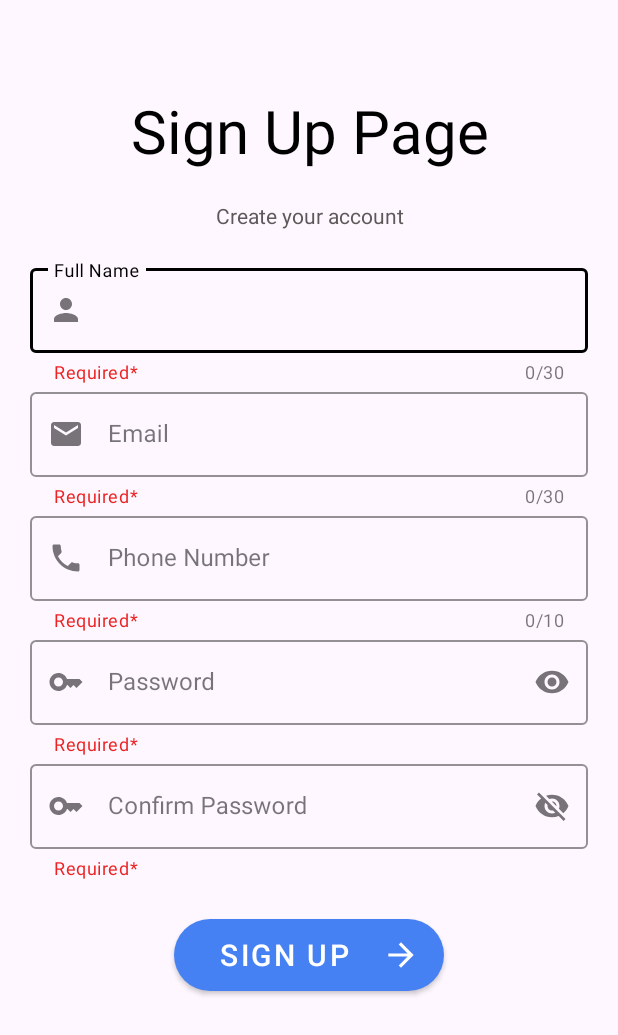
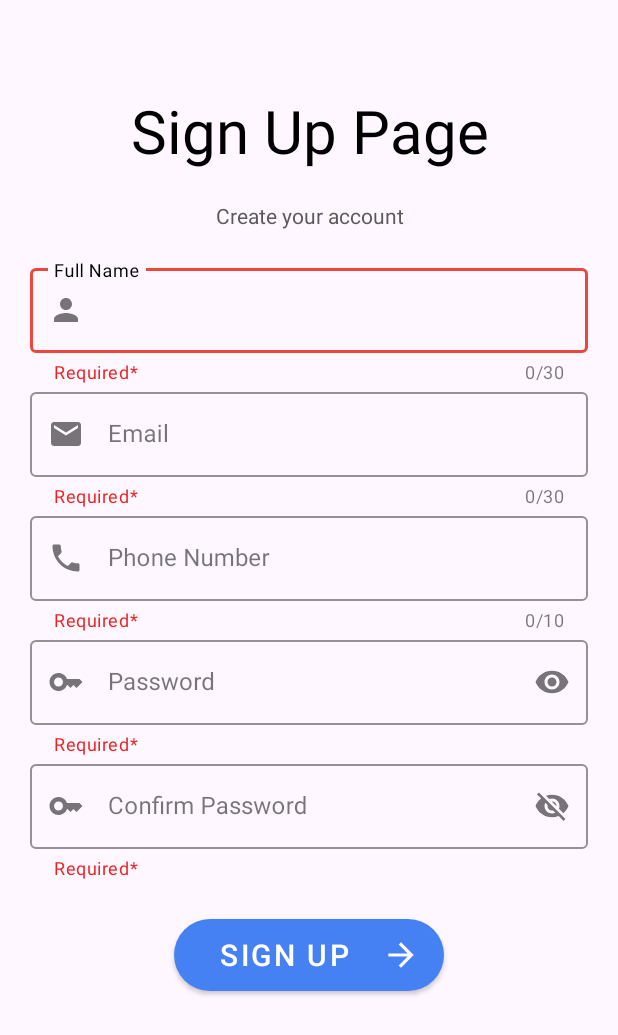
Before and after one commit to shushilgautam/Ride-Sharing-Application---Java, an Android app: the SignupActivity screen opened directly, with no data from a screen before it, after a tap on "SIGN UP", on a phone screen of 412 x 824 dp. Shown: the top 1035 px of the screen. Run offline under Robolectric (Android 15) with nearby library versions, the phone set to English and light mode, and no system bars; our stand-ins replace Firebase (no records; nobody signed in at launch, a user with empty details on screens opened directly); 1 statement that could not run was skipped; 1 other tap on this screen came first.

Commit message:
backup for new

```diff
--- a/app/src/main/java/com/example/ridesharing/Activity/SignupActivity.java
+++ b/app/src/main/java/com/example/ridesharing/Activity/SignupActivity.java
@@ -18,6 +18,7 @@ import com.google.android.gms.tasks.OnFailureListener;
 import com.google.android.gms.tasks.OnSuccessListener;
 import com.google.android.gms.tasks.Task;
 import com.google.android.material.textfield.TextInputEditText;
+import com.google.android.material.textfield.TextInputLayout;
 import com.google.android.material.textview.MaterialTextView;
 import com.google.firebase.Firebase;
 import com.google.firebase.auth.AuthResult;
@@ -30,8 +31,6 @@ import com.google.firebase.database.FirebaseDatabase;
 public class SignupActivity extends AppCompatActivity {
     Button signup;
     TextInputEditText signupfullname,signupemail,signupnumber,password,signupconfirmpassword;
-    //FirebaseDatabase database;
-    //DatabaseReference reference;
 
 
 
@@ -86,6 +85,8 @@ public class SignupActivity extends AppCompatActivity {
             }
 
             private boolean validateInputs() {
+
+                TextInputLayout tilFullname = findViewById(R.id.tilFullname);
                 String username = signupfullname.getText().toString();
                 String email = signupemail.getText().toString();
                 String number = signupnumber.getText().toString();
@@ -94,6 +95,7 @@ public class SignupActivity extends AppCompatActivity {
 
                 if (username.isEmpty() || email.isEmpty() || number.isEmpty() || userpassword.isEmpty() || confirmpassword.isEmpty()) {
                     showToast("All fields are required");
+                    tilFullname.setBoxStrokeColor(getResources().getColor(R.color.your_error_stroke_color));
                     return false;
                 }
 
--- a/app/src/main/res/layout/signup_layout.xml
+++ b/app/src/main/res/layout/signup_layout.xml
@@ -28,11 +28,12 @@
     <com.google.android.material.textfield.TextInputLayout
         android:layout_width="match_parent"
         android:layout_height="wrap_content"
+        android:id="@+id/tilFullname"
         style="@style/Widget.MaterialComponents.TextInputLayout.OutlinedBox"
         app:hintTextColor="@color/black"
         android:backgroundTint="#979797"
         app:startIconDrawable="@drawable/baseline_person_24"
-        app:boxStrokeColor="@color/black"
+        app:boxStrokeColor="#EC473B"
         app:endIconMode="clear_text"
         app:counterEnabled="true"
         app:counterMaxLength="30"
```
